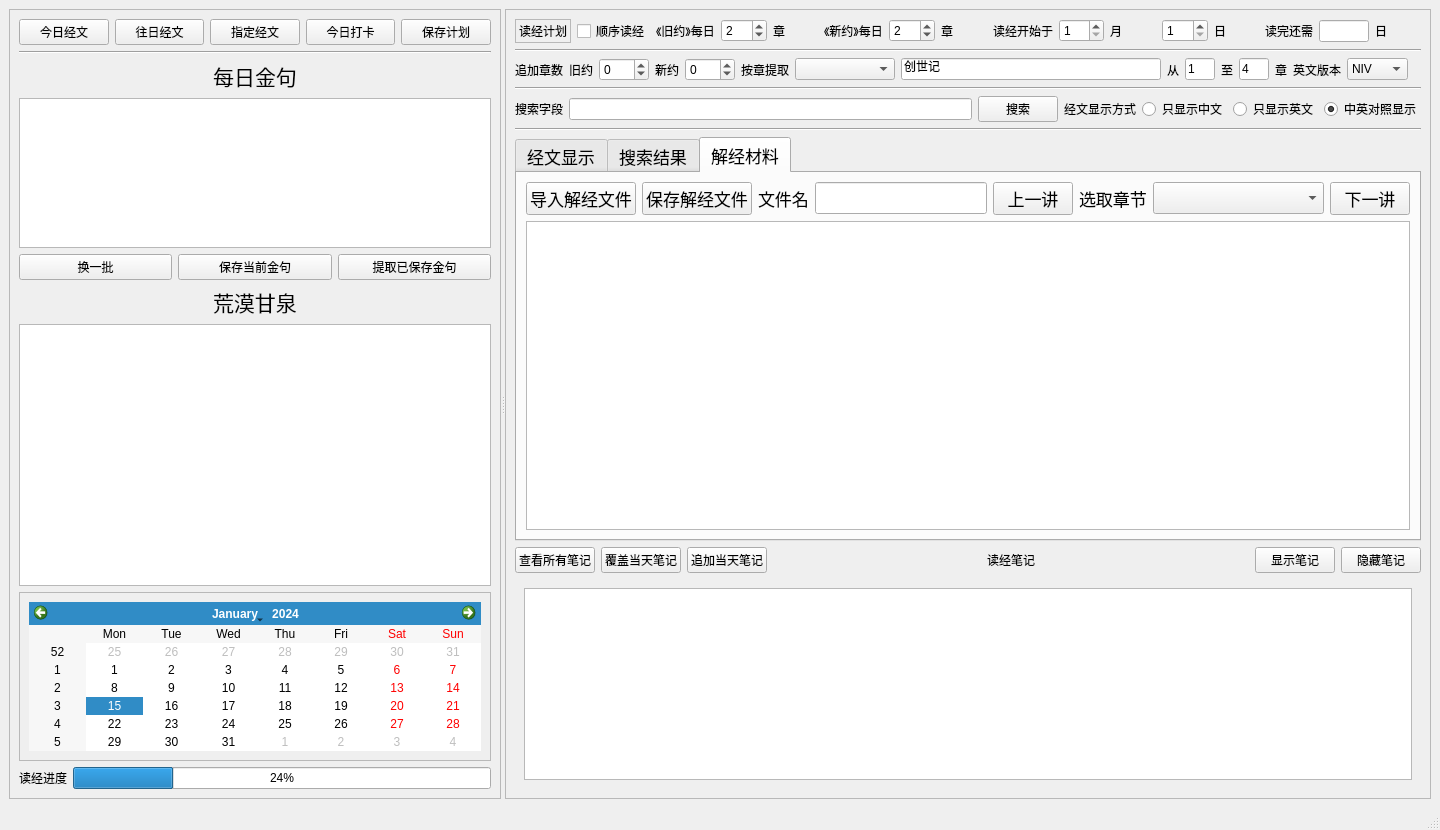
The window that ui_bible_reading_reminder_new2.ui (jackey-qiu/Bible_Reader) describes before a commit, drawn with Qt 5.
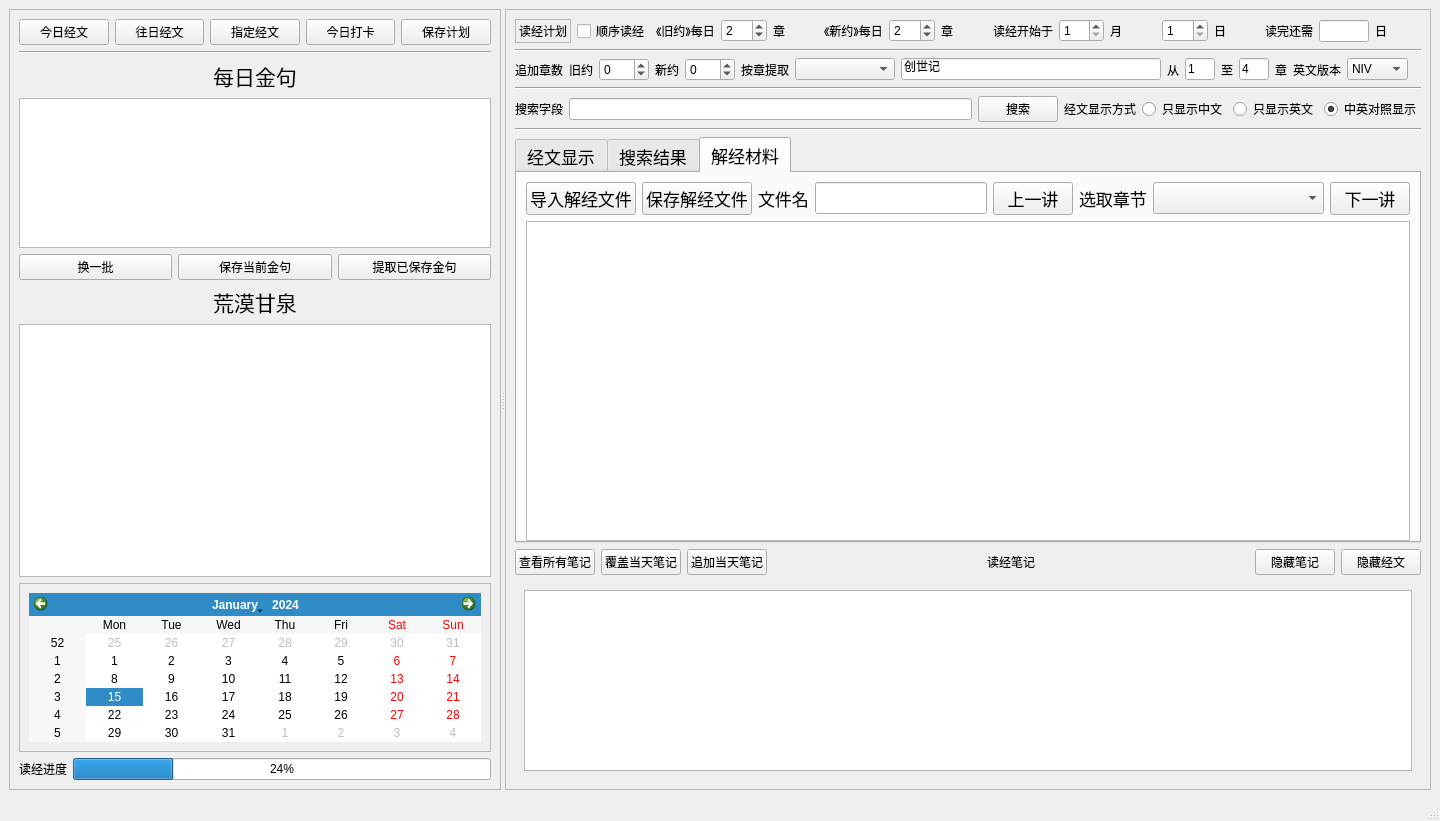
The same window after the commit. The open tabs and pages were chosen to show the change.

Commit message: update showing today's notes

Diff of the .ui file:
```diff
--- a/ui_bible_reading_reminder_new2.ui
+++ b/ui_bible_reading_reminder_new2.ui
@@ -7,7 +7,7 @@
     <x>0</x>
     <y>0</y>
     <width>1440</width>
-    <height>830</height>
+    <height>821</height>
    </rect>
   </property>
   <property name="windowTitle">
@@ -693,6 +693,12 @@
         </item>
         <item>
          <widget class="QTabWidget" name="tabWidget">
+          <property name="minimumSize">
+           <size>
+            <width>0</width>
+            <height>400</height>
+           </size>
+          </property>
           <property name="font">
            <font>
             <family>.SF NS Text</family>
@@ -825,6 +831,12 @@
             </item>
             <item>
              <widget class="QPlainTextEdit" name="plainTextEdit_scripture_explain">
+              <property name="minimumSize">
+               <size>
+                <width>0</width>
+                <height>320</height>
+               </size>
+              </property>
               <property name="font">
                <font>
                 <family>Kai</family>
@@ -902,26 +914,32 @@
           <item>
            <widget class="QPushButton" name="pushButton_show_notes">
             <property name="text">
-             <string>显示笔记</string>
-            </property>
-           </widget>
-          </item>
-          <item>
-           <widget class="QPushButton" name="pushButton_hide_notes">
-            <property name="text">
              <string>隐藏笔记</string>
             </property>
            </widget>
           </item>
+          <item>
+           <widget class="QPushButton" name="pushButton_show_scripture">
+            <property name="text">
+             <string>隐藏经文</string>
+            </property>
+           </widget>
+          </item>
          </layout>
         </item>
         <item>
          <widget class="QWidget" name="widget_notes" native="true">
+          <property name="sizePolicy">
+           <sizepolicy hsizetype="Preferred" vsizetype="Expanding">
+            <horstretch>0</horstretch>
+            <verstretch>0</verstretch>
+           </sizepolicy>
+          </property>
           <layout class="QHBoxLayout" name="horizontalLayout_7">
            <item>
             <widget class="QPlainTextEdit" name="plainTextEdit">
              <property name="sizePolicy">
-              <sizepolicy hsizetype="Expanding" vsizetype="Minimum">
+              <sizepolicy hsizetype="Expanding" vsizetype="Expanding">
                <horstretch>0</horstretch>
                <verstretch>0</verstretch>
               </sizepolicy>
```
The commit also changes 4 other files.
